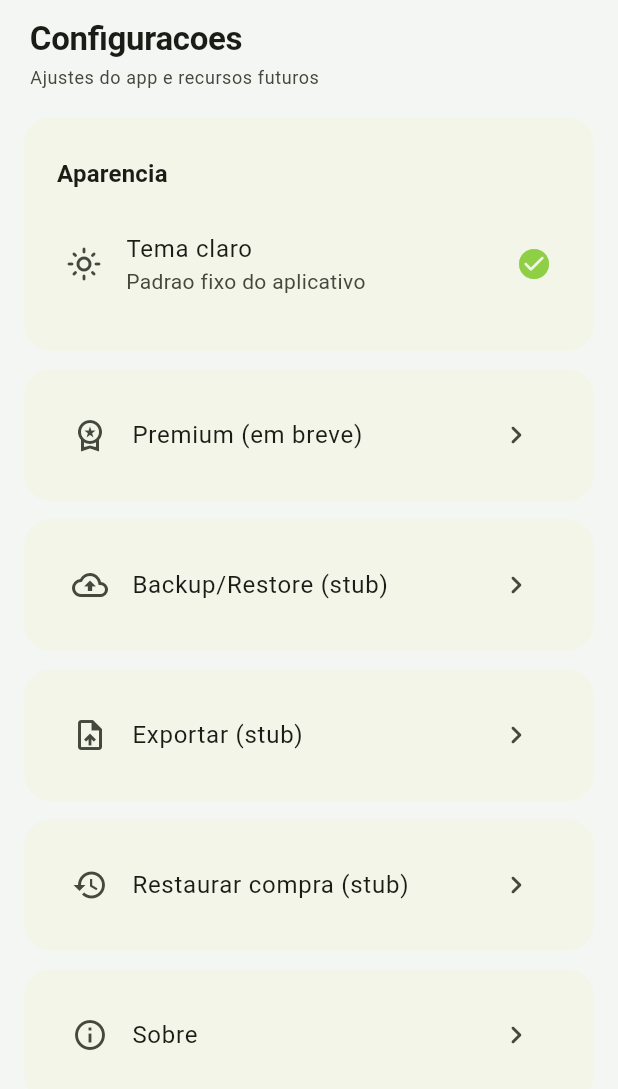
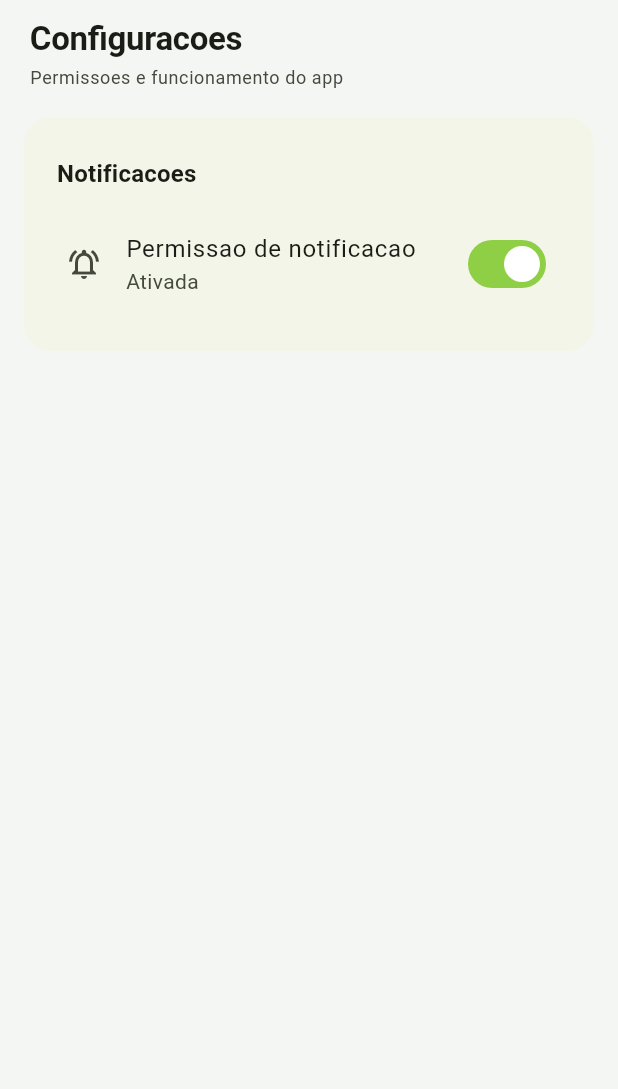
Before and after one commit to digoAcdc/smart_agenda, a Flutter app: the ConfigPage widget shown alone on an empty page, opened directly, on a phone screen of 412 x 824 dp. Shown: the top 1089 px of the screen. Run offline on Flutter 3.47's test engine with Material 3 defaults, Android fonts, the phone set to English and light mode, and no system bars; our stand-ins replace drift, drift_flutter, equatable, flutter_local_notifications, get, image_picker and 3 more; accounts and stored records are empty; generated files the repository leaves out were written again.

Commit message:
simplify settings to notification permission control
Replace config placeholders with a focused notification permission card that shows live status and lets users request permission or open system settings.

Made-with: Cursor

```diff
--- a/lib/presentation/pages/config_page.dart
+++ b/lib/presentation/pages/config_page.dart
@@ -1,4 +1,5 @@
 import 'package:flutter/material.dart';
+import 'package:permission_handler/permission_handler.dart';
 
 import '../widgets/section_header.dart';
 import '../widgets/ui_primitives.dart';
@@ -11,23 +12,64 @@ class ConfigPage extends StatefulWidget {
 }
 
 class _ConfigPageState extends State<ConfigPage> {
+  bool loadingPermission = true;
+  bool notificationsEnabled = false;
+
+  @override
+  void initState() {
+    super.initState();
+    _loadPermissionStatus();
+  }
+
+  Future<void> _loadPermissionStatus() async {
+    final status = await Permission.notification.status;
+    if (!mounted) return;
+    setState(() {
+      loadingPermission = false;
+      notificationsEnabled = status.isGranted;
+    });
+  }
+
+  Future<void> _handleNotificationToggle(bool enable) async {
+    if (enable) {
+      final status = await Permission.notification.request();
+      if (!mounted) return;
+      setState(() => notificationsEnabled = status.isGranted);
+      ScaffoldMessenger.of(context).showSnackBar(
+        SnackBar(
+          content: Text(
+            status.isGranted
+                ? 'Notificacoes ativadas.'
+                : 'Permissao de notificacoes negada.',
+          ),
+        ),
+      );
+      return;
+    }
+
+    final opened = await openAppSettings();
+    if (!mounted) return;
+    ScaffoldMessenger.of(context).showSnackBar(
+      SnackBar(
+        content: Text(
+          opened
+              ? 'Desative as notificacoes nas configuracoes do sistema.'
+              : 'Nao foi possivel abrir as configuracoes.',
+        ),
+      ),
+    );
+    await _loadPermissionStatus();
+  }
+
   @override
   Widget build(BuildContext context) {
-    final items = const <Map<String, dynamic>>[
-      {'title': 'Premium (em breve)', 'icon': Icons.workspace_premium_outlined},
-      {'title': 'Backup/Restore (stub)', 'icon': Icons.backup_outlined},
-      {'title': 'Exportar (stub)', 'icon': Icons.upload_file_outlined},
-      {'title': 'Restaurar compra (stub)', 'icon': Icons.restore_outlined},
-      {'title': 'Sobre', 'icon': Icons.info_outline},
-    ];
-
     return SafeArea(
       bottom: false,
       child: ListView(
         children: [
           const SectionHeader(
             title: 'Configuracoes',
-            subtitle: 'Ajustes do app e recursos futuros',
+            subtitle: 'Permissoes e funcionamento do app',
           ),
           AppSurfaceCard(
             child: Padding(
@@ -35,30 +77,44 @@ class _ConfigPageState extends State<ConfigPage> {
               child: Column(
                 crossAxisAlignment: CrossAxisAlignment.start,
                 children: [
-                  Text('Aparencia',
+                  Text('Notificacoes',
                       style: Theme.of(context).textTheme.titleMedium),
                   const SizedBox(height: 12),
                   ListTile(
                     contentPadding: const EdgeInsets.symmetric(horizontal: 6),
-                    leading: const Icon(Icons.light_mode_outlined),
-                    title: const Text('Tema claro'),
-                    subtitle: const Text('Padrao fixo do aplicativo'),
-                    trailing: Icon(
-                      Icons.check_circle_rounded,
-                      color: Theme.of(context).colorScheme.primary,
+                    leading: Icon(
+                      notificationsEnabled
+                          ? Icons.notifications_active_outlined
+                          : Icons.notifications_off_outlined,
                     ),
+                    title: const Text('Permissao de notificacao'),
+                    subtitle: Text(
+                      loadingPermission
+                          ? 'Verificando...'
+                          : notificationsEnabled
+                              ? 'Ativada'
+                              : 'Desativada',
+                    ),
+                    trailing: loadingPermission
+                        ? const SizedBox(
+                            width: 20,
+                            height: 20,
+                            child: CircularProgressIndicator(strokeWidth: 2),
+                          )
+                        : Switch(
+                            value: notificationsEnabled,
+                            onChanged: _handleNotificationToggle,
+                          ),
                   ),
+                  if (!loadingPermission && !notificationsEnabled)
+                    Padding(
+                      padding: const EdgeInsets.fromLTRB(16, 2, 16, 10),
+                      child: Text(
+                        'Para receber alertas de eventos, ative as notificacoes.',
+                        style: Theme.of(context).textTheme.bodySmall,
+                      ),
+                    ),
                 ],
-              ),
-            ),
-          ),
-          ...items.map(
-            (item) => AppSurfaceCard(
-              child: ListTile(
-                leading: Icon(item['icon'] as IconData),
-                title: Text(item['title'] as String),
-                trailing: const Icon(Icons.chevron_right_rounded),
-                onTap: () {},
               ),
             ),
           ),
--- a/pubspec.yaml
+++ b/pubspec.yaml
@@ -46,6 +46,7 @@ dependencies:
   uuid: ^4.5.1
   equatable: ^2.0.7
   animated_bottom_navigation_bar: ^1.4.0
+  permission_handler: ^12.0.1
 
 dev_dependencies:
   flutter_test:
```
Also changed, not shown: pubspec.lock, 2 other files.
